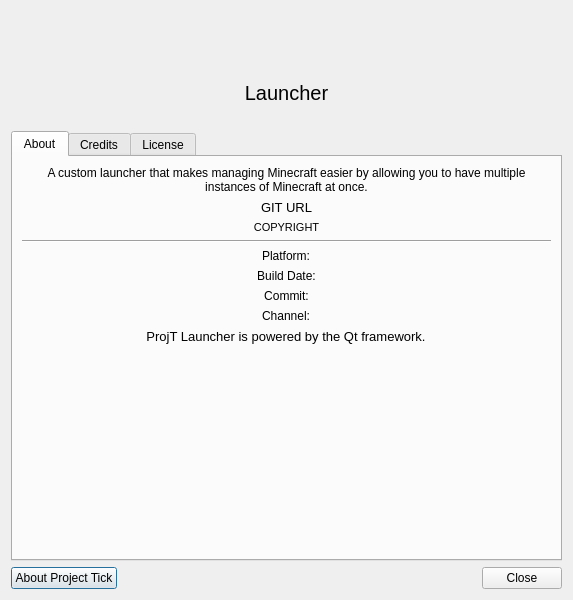
Old version of the form launcher/ui/dialogs/AboutDialog.ui in the repository Project-Tick/ProjT-Launcher.
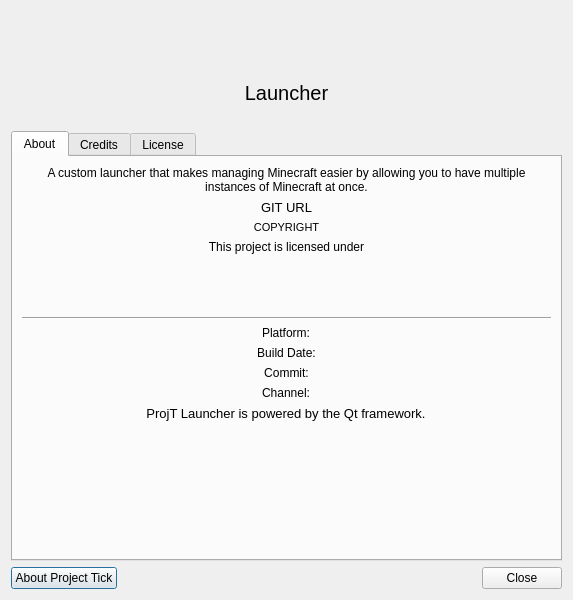
New version of the form.

Commit message: ui/docs: update about dialog licensing display and contributing guide

Patch:
```diff
--- a/launcher/ui/dialogs/AboutDialog.ui
+++ b/launcher/ui/dialogs/AboutDialog.ui
@@ -157,6 +157,43 @@
          </property>
         </widget>
        </item>
+      <item>
+       <widget class="QLabel" name="licenseBadgeTextLabel">
+        <property name="font">
+         <font>
+          <pointsize>9</pointsize>
+         </font>
+        </property>
+        <property name="text">
+         <string>This project is licensed under</string>
+        </property>
+        <property name="alignment">
+         <set>Qt::AlignCenter</set>
+        </property>
+       </widget>
+      </item>
+      <item alignment="Qt::AlignHCenter">
+       <widget class="QLabel" name="licenseBadgeLabel">
+        <property name="minimumSize">
+         <size>
+          <width>127</width>
+          <height>51</height>
+         </size>
+        </property>
+        <property name="maximumSize">
+         <size>
+          <width>127</width>
+          <height>51</height>
+         </size>
+        </property>
+        <property name="text">
+         <string/>
+        </property>
+        <property name="alignment">
+         <set>Qt::AlignCenter</set>
+        </property>
+       </widget>
+      </item>
        <item>
         <widget class="Line" name="line">
          <property name="orientation">
```
Lines whose indentation alone changed are shown as unchanged. The commit also changes 4 other files.
